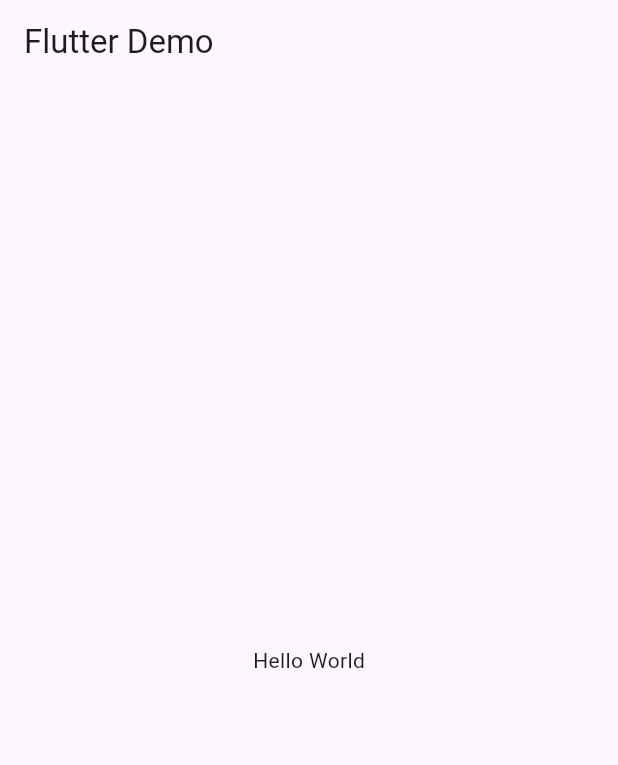
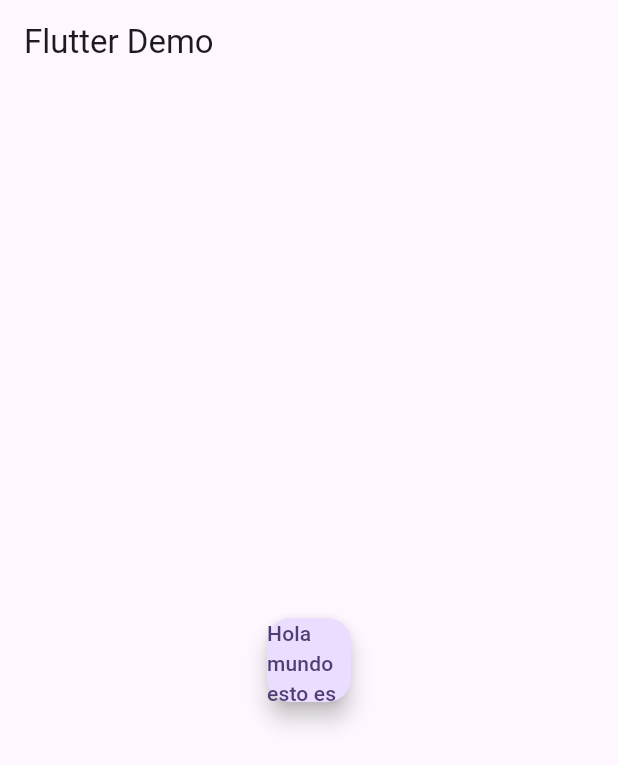
Before and after one commit to AdanH96/farmadev, a Flutter app: the screen it shows after launch, on a phone screen of 412 x 824 dp. Shown: the top 765 px of the screen. Run offline on Flutter 3.47's test engine with Material 3 defaults, Android fonts, the phone set to English and light mode, and no system bars; missing offline and left inert: mysql_client.

Commit message:
Hemos implementado la clase de parámetros de conexión de la api de cima. Para mapearla en un futuro con los widgets de flutter, también hemos añadido la carpeta y clase de configuración de colores del sistema. Definiendo el violeta como por defecto de la app.

```diff
--- /dev/null
+++ b/lib/config/theme/app_theme.dart
@@ -0,0 +1,34 @@
+import 'package:flutter/material.dart';
+
+class AppTheme {
+  int defaultColor = 6;
+  int? colorSeleccionado;
+  final List colorTheme = [
+    Colors.amber,
+    Colors.blue,
+    Colors.blueGrey,
+    Colors.brown,
+    Colors.cyan,
+    Colors.deepOrange,
+    Colors.deepPurple,
+    Colors.green,
+    Colors.grey,
+    Colors.indigo,
+    Colors.lightBlue,
+    Colors.lightGreen,
+    Colors.lime,
+  ];
+
+  AppTheme({int? colorSeleccionado}) {
+    assert(colorSeleccionado == null ||
+        colorSeleccionado >= 0 && colorSeleccionado < colorTheme.length - 1);
+    this.colorSeleccionado = colorSeleccionado ?? defaultColor;
+  }
+
+  ThemeData getTheme() {
+    return ThemeData(
+      useMaterial3: true,
+      colorSchemeSeed: colorTheme[colorSeleccionado ?? defaultColor],
+    );
+  }
+}
--- a/lib/main.dart
+++ b/lib/main.dart
@@ -1,3 +1,4 @@
+import 'package:farmadev/config/theme/app_theme.dart';
 import 'package:farmadev/implementacion_databases/CrearDB_impl.dart';
 import 'package:farmadev/implementacion_databases/CrearUsuario_impl.dart';
 import 'package:flutter/material.dart';
@@ -21,35 +22,21 @@
 
   @override
   Widget build(BuildContext context) {
-    probarConexion();
+    // probarConexion();
     return MaterialApp(
       debugShowCheckedModeBanner: false,
       title: 'Flutter Demo',
-      theme: ThemeData(
-        // This is the theme of your application.
-        //
-        // TRY THIS: Try running your application with "flutter run". You'll see
-        // the application has a purple toolbar. Then, without quitting the app,
-        // try changing the seedColor in the colorScheme below to Colors.green
-        // and then invoke "hot reload" (save your changes or press the "hot
-        // reload" button in a Flutter-supported IDE, or press "r" if you used
-        // the command line to start the app).
-        //
-        // Notice that the counter didn't reset back to zero; the application
-        // state is not lost during the reload. To reset the state, use hot
-        // restart instead.
-        //
-        // This works for code too, not just values: Most code changes can be
-        // tested with just a hot reload.
-        colorScheme: ColorScheme.fromSeed(seedColor: Colors.deepPurple),
-        useMaterial3: true,
-      ),
+      //el número que se le pase a AppTheme es el índice del color que se quiere seleccionar de la lista de colores
+      theme: AppTheme().getTheme(),
       home: Scaffold(
         appBar: AppBar(
-          title: Text('Flutter Demo'),
+          title: const Text('Flutter Demo'),
         ),
         body: Center(
-          child: Text('Hello World'),
+          child: FloatingActionButton(
+            onPressed: () {},
+            child: const Text("Hola mundo esto es una prueba"),
+          ),
         ),
       ),
     );
```
Also changed, not shown: lib/farmaco_datasource/farmaco_interfaz.dart (added, +71 -0 lines).
